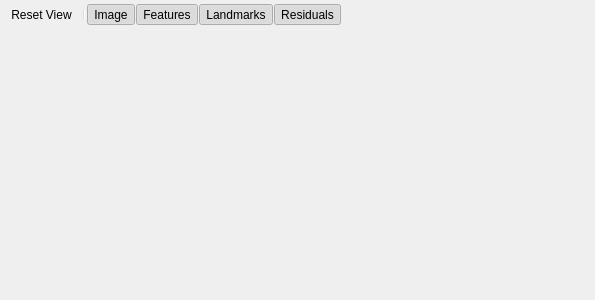
Kitware/TeleSculptor, file gui/CameraView.ui: the form before one commit.
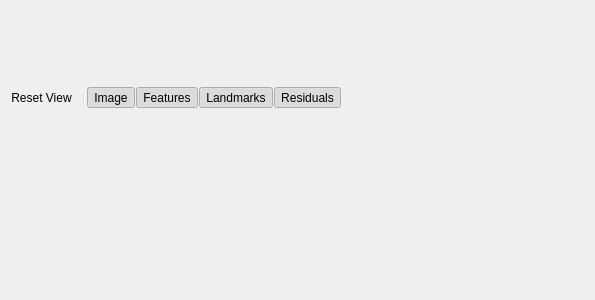
The form after the commit. Icons and pictures are not drawn.

Commit message: Prevent the filename label from expanding into the CameraView

The edit to the form file:
```diff
--- a/gui/CameraView.ui
+++ b/gui/CameraView.ui
@@ -33,7 +33,7 @@
    <item>
     <widget class="QLabel" name="labelImagePath">
      <property name="sizePolicy">
-      <sizepolicy hsizetype="Preferred" vsizetype="Minimum">
+      <sizepolicy hsizetype="Preferred" vsizetype="Fixed">
        <horstretch>0</horstretch>
        <verstretch>0</verstretch>
       </sizepolicy>
```
